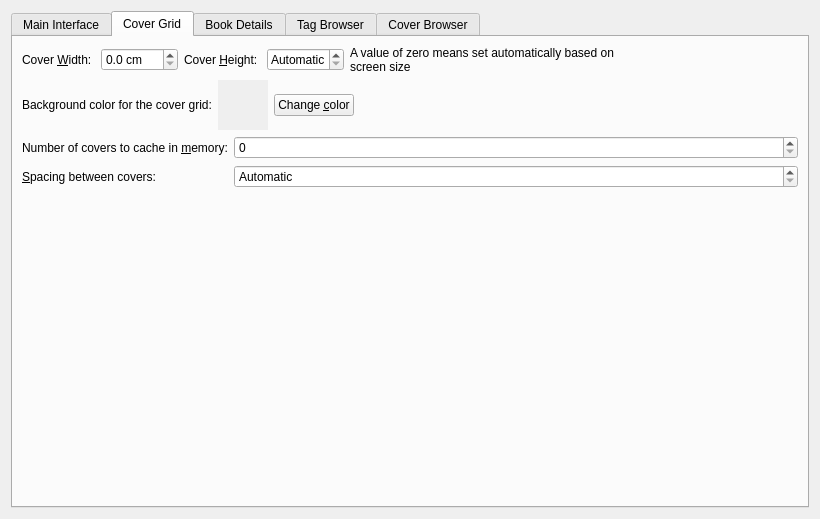
Before: the Qt Designer form src/calibre/gui2/preferences/look_feel.ui in kovidgoyal/calibre, drawn with Qt 5.
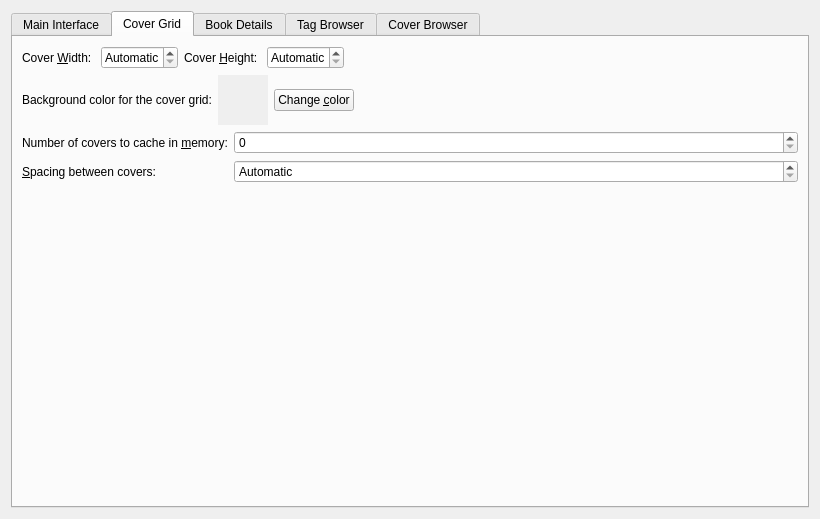
After: the same form once the commit is applied. The open tabs and pages were chosen to show the change. Icons and pictures are not drawn. Custom widgets are drawn as their Qt base class.

What changed in the file:
```diff
--- a/src/calibre/gui2/preferences/look_feel.ui
+++ b/src/calibre/gui2/preferences/look_feel.ui
@@ -249,6 +249,9 @@
            <property name="toolTip">
             <string>The width of displayed covers</string>
            </property>
+           <property name="specialValueText">
+            <string>Automatic</string>
+           </property>
            <property name="suffix">
             <string> cm</string>
            </property>
@@ -283,16 +286,6 @@
            </property>
           </widget>
          </item>
-         <item>
-          <widget class="QLabel" name="label_13">
-           <property name="text">
-            <string>A value of zero means set automatically based on screen size</string>
-           </property>
-           <property name="wordWrap">
-            <bool>true</bool>
-           </property>
-          </widget>
-         </item>
          <item>
           <spacer name="horizontalSpacer">
            <property name="orientation">
```
